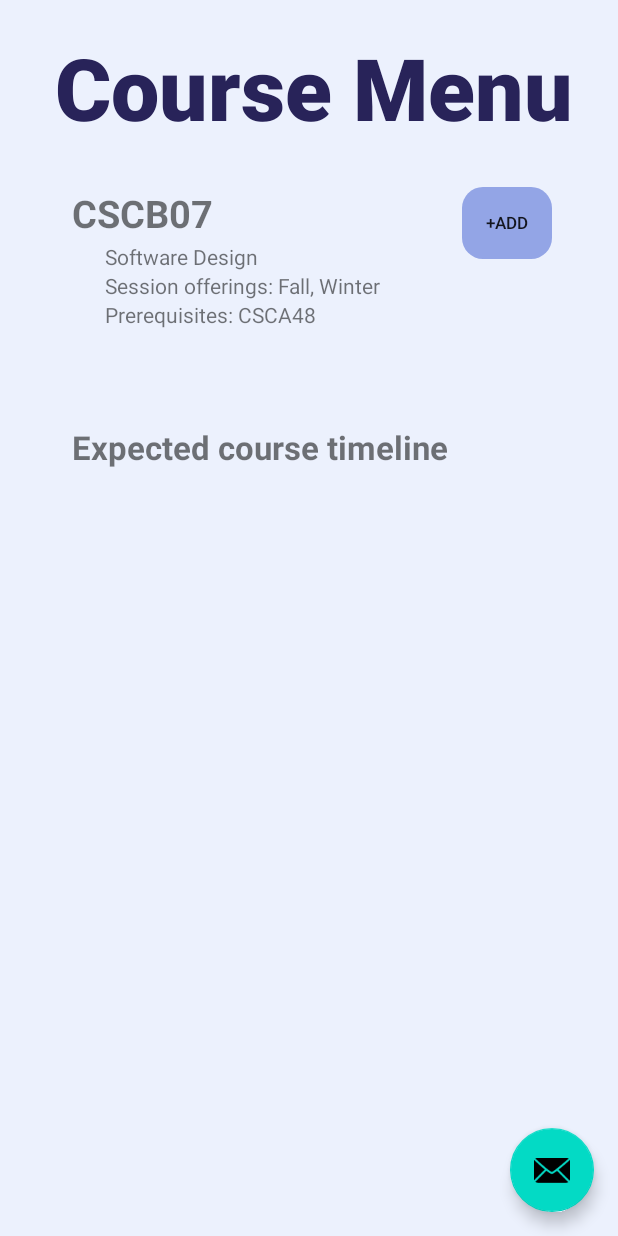
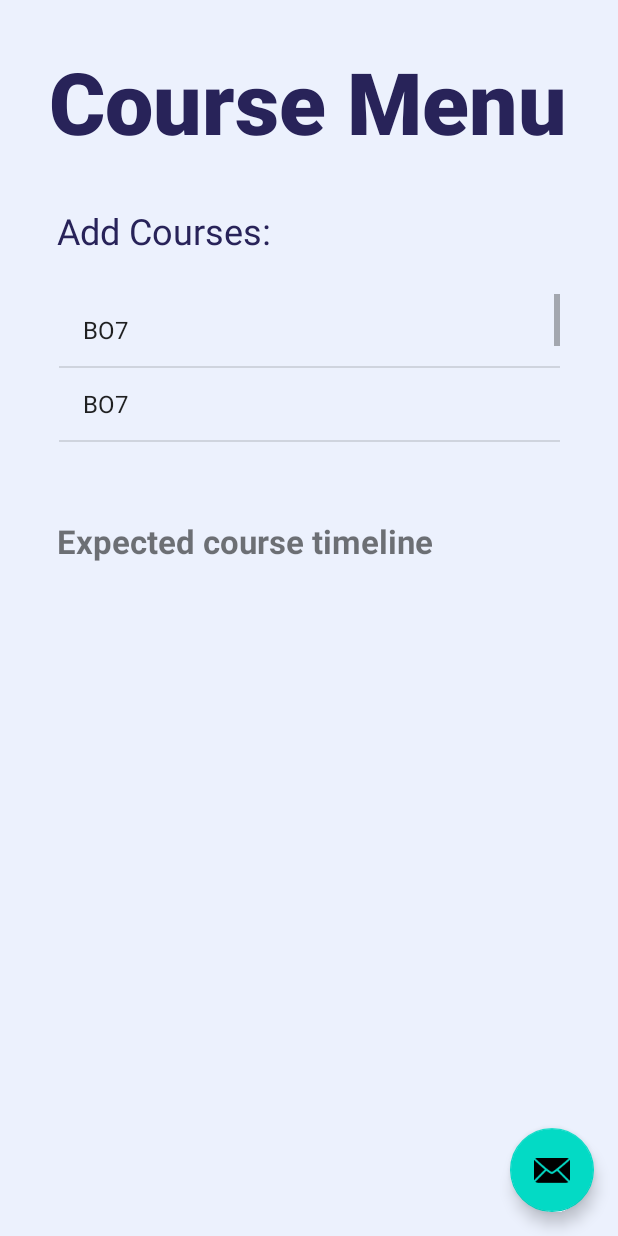
Before and after one commit to MuhannadJam/Group-Project-B07, an Android app: the course_menu screen opened through its navigation route, on a phone screen of 412 x 824 dp. Run offline under Robolectric (Android 15) with nearby library versions, the phone set to English and light mode, and no system bars; our stand-ins replace Firebase (no records; nobody signed in at launch, a user with empty details on screens opened directly), navigation-ui; Roboto replaces fonts that are not available here.

Commit message:
Added listView to course_menu page
Added a List of courses into course_menu fragement for user to pick which courses to take

```diff
--- a/app/src/main/java/com/example/b07project/course_menu.java
+++ b/app/src/main/java/com/example/b07project/course_menu.java
@@ -7,12 +7,15 @@ import androidx.fragment.app.Fragment;
 import android.view.LayoutInflater;
 import android.view.View;
 import android.view.ViewGroup;
+import android.widget.ArrayAdapter;
+import android.widget.ListView;
+
 import com.example.b07project.databinding.CourseMenuBinding;
 import com.example.b07project.databinding.FragmentMainPageBinding;
 
 public class course_menu extends Fragment {
-
-
+    String[] items = {"BO7", "BO7", "BO7", "BO7", "BO7", "BO7", "BO7"};
+    View view;
 
     public course_menu() {
         // Required empty public constructor
@@ -29,6 +32,10 @@ public class course_menu extends Fragment {
     public View onCreateView(LayoutInflater inflater, ViewGroup container,
                              Bundle savedInstanceState) {
         // Inflate the layout for this fragment
-        return inflater.inflate(R.layout.course_menu, container, false);
+        view = inflater.inflate(R.layout.course_menu, container, false);
+        ArrayAdapter<String> itemsAdapter = new ArrayAdapter<String>(getContext(), android.R.layout.simple_list_item_1, items);
+        ListView listView = (ListView) view.findViewById(R.id.add_courses_list);
+        listView.setAdapter(itemsAdapter);
+        return view;
     }
 }
--- a/app/src/main/res/layout/course_menu.xml
+++ b/app/src/main/res/layout/course_menu.xml
@@ -12,81 +12,63 @@
         android:id="@+id/textView3"
         android:layout_width="wrap_content"
         android:layout_height="wrap_content"
-        android:layout_marginStart="48dp"
         android:layout_marginTop="64dp"
         android:text="@string/expected_course_timeline"
         android:textSize="22sp"
         android:textStyle="bold"
+        app:layout_constraintBottom_toBottomOf="parent"
+        app:layout_constraintEnd_toEndOf="parent"
+        app:layout_constraintHorizontal_bias="0.236"
         app:layout_constraintStart_toStartOf="parent"
-        app:layout_constraintTop_toBottomOf="@+id/textView8" />
+        app:layout_constraintTop_toTopOf="parent"
+        app:layout_constraintVertical_bias="0.386" />
 
     <TextView
         android:id="@+id/header"
         android:layout_width="wrap_content"
         android:layout_height="wrap_content"
         android:layout_marginStart="27dp"
-        android:layout_marginTop="20dp"
         android:layout_marginEnd="27dp"
         android:fontFamily="sans-serif-black"
         android:text="@string/course_menu"
         android:textColor="@color/DarkBlue"
         android:textSize="57sp"
+        app:layout_constraintBottom_toBottomOf="parent"
         app:layout_constraintEnd_toEndOf="parent"
-        app:layout_constraintHorizontal_bias="0.8"
+        app:layout_constraintHorizontal_bias="0.461"
         app:layout_constraintStart_toStartOf="parent"
-        app:layout_constraintTop_toTopOf="parent" />
+        app:layout_constraintTop_toTopOf="parent"
+        app:layout_constraintVertical_bias="0.039" />
 
     <TextView
-        android:id="@+id/textView5"
-        android:layout_width="wrap_content"
-        android:layout_height="wrap_content"
-        android:layout_marginStart="48dp"
-        android:layout_marginTop="28dp"
-        android:text="CSCB07"
-        android:textSize="25sp"
-        android:textStyle="bold"
+        android:id="@+id/textView2"
+        android:layout_width="152dp"
+        android:layout_height="36dp"
+        android:text="Add Courses:"
+        android:textColor="@color/DarkBlue"
+        android:textSize="24dp"
+        app:layout_constraintBottom_toBottomOf="parent"
+        app:layout_constraintEnd_toEndOf="parent"
+        app:layout_constraintHorizontal_bias="0.146"
         app:layout_constraintStart_toStartOf="parent"
-        app:layout_constraintTop_toBottomOf="@+id/header" />
+        app:layout_constraintTop_toTopOf="parent"
+        app:layout_constraintVertical_bias="0.174" />
 
-    <androidx.appcompat.widget.AppCompatButton
-        android:id="@+id/button2"
-        android:layout_width="60dp"
-        android:layout_height="48dp"
-        android:layout_marginTop="28dp"
-        android:layout_marginEnd="44dp"
-        android:background="@drawable/roundstyle"
-        android:backgroundTint="@color/MediumBlue"
-        android:text="@string/add"
-        android:textSize="11sp"
+    <LinearLayout
+        android:layout_width="334dp"
+        android:layout_height="109dp"
+        android:orientation="vertical"
+        app:layout_constraintBottom_toBottomOf="parent"
         app:layout_constraintEnd_toEndOf="parent"
-        app:layout_constraintTop_toBottomOf="@+id/header" />
+        app:layout_constraintStart_toStartOf="parent"
+        app:layout_constraintTop_toTopOf="parent"
+        app:layout_constraintVertical_bias="0.274">
 
-    <TextView
-        android:id="@+id/textView6"
-        android:layout_width="wrap_content"
-        android:layout_height="wrap_content"
-        android:layout_marginStart="70dp"
-        android:layout_marginTop="2dp"
-        android:text="Software Design"
-        app:layout_constraintStart_toStartOf="parent"
-        app:layout_constraintTop_toBottomOf="@+id/textView5" />
+        <ListView
+            android:id="@+id/add_courses_list"
+            android:layout_width="match_parent"
+            android:layout_height="match_parent" />
+    </LinearLayout>
 
-    <TextView
-        android:id="@+id/textView7"
-        android:layout_width="wrap_content"
-        android:layout_height="wrap_content"
-        android:layout_marginStart="70dp"
-        android:text="Session offerings: Fall, Winter"
-        app:layout_constraintStart_toStartOf="parent"
-        app:layout_constraintTop_toBottomOf="@+id/textView6" />
-
-    <TextView
-        android:id="@+id/textView8"
-        android:layout_width="wrap_content"
-        android:layout_height="wrap_content"
-        android:layout_marginStart="70dp"
-        android:text="Prerequisites: CSCA48"
-        app:layout_constraintStart_toStartOf="parent"
-        app:layout_constraintTop_toBottomOf="@+id/textView7" />
 
 </androidx.constraintlayout.widget.ConstraintLayout>
```
